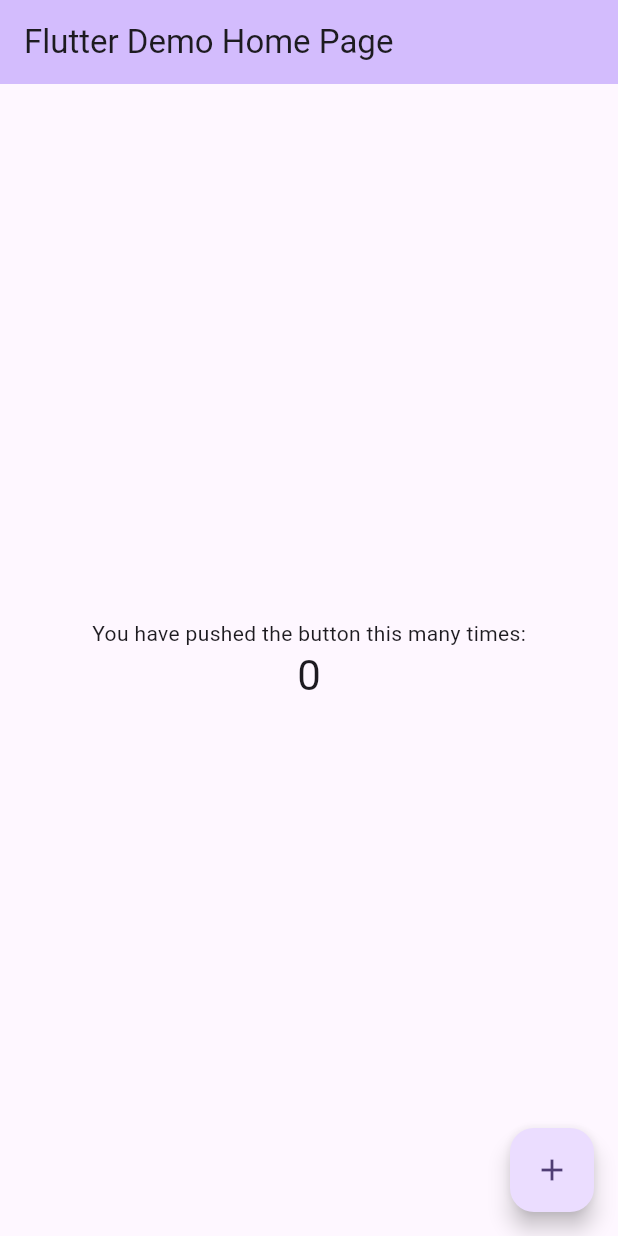
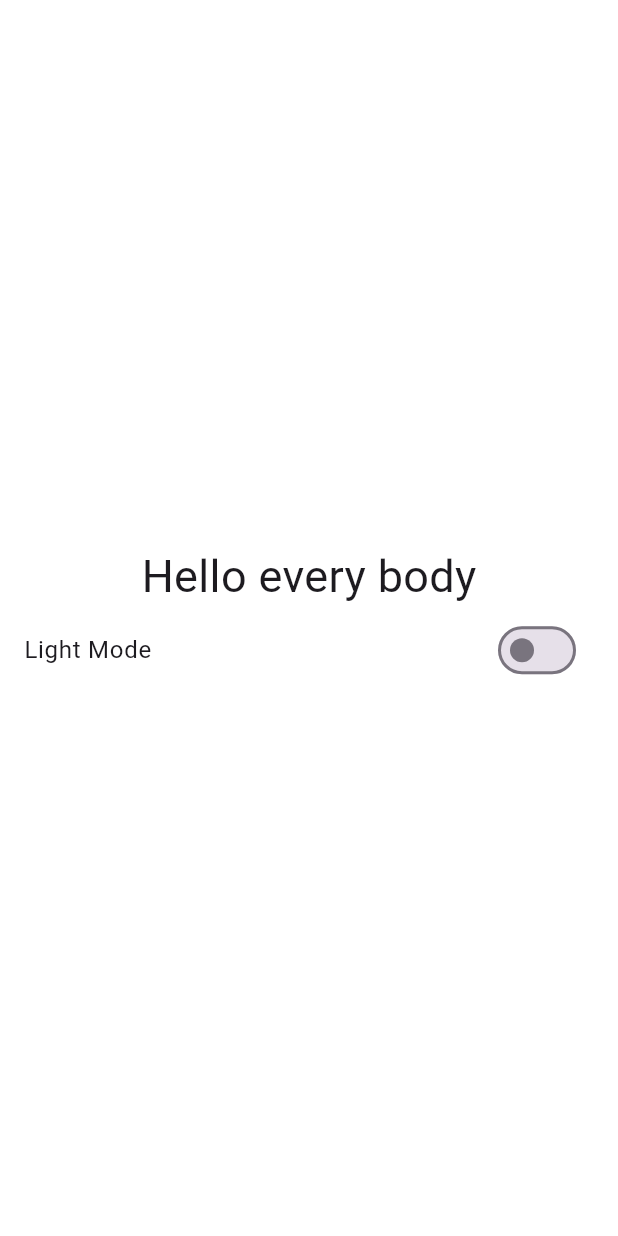
Before and after one commit to MoazMohamedHamzaGaber/admin, a Flutter app: the screen it shows after launch, on a phone screen of 412 x 824 dp. Run offline on Flutter 3.47's test engine with Material 3 defaults, Android fonts, the phone set to English and light mode, and no system bars; our stand-ins replace firebase_core, flutter_bloc, shared_preferences; accounts and stored records are empty.

Commit message:
Create dark and light theme

```diff
--- /dev/null
+++ b/lib/core/utils/color_const.dart
@@ -0,0 +1,9 @@
+import 'package:flutter/material.dart';
+
+class AppColor{
+  static const Color lightScaffoldColor = Colors.white;
+  static const Color lightPrimary = Color(0xFF181059);
+  static const Color lightCardColor = Color.fromARGB(106, 250, 250, 250);
+  static const Color darkScaffoldColor = Color.fromARGB(255, 9, 3, 27);
+  static const Color darkPrimary = Color.fromARGB(255, 94, 75, 236);
+}
--- /dev/null
+++ b/lib/core/utils/shared_preference.dart
@@ -0,0 +1,42 @@
+import 'package:shared_preferences/shared_preferences.dart';
+
+class SharedPreference
+{
+  static late SharedPreferences sharedPreferences;
+
+  static init()async
+  {
+    sharedPreferences=await SharedPreferences.getInstance();
+  }
+
+  static Future<bool>  saveData({
+    required String key,
+    required dynamic  value,
+  })async
+  {
+    if(value is String)
+    {
+      return await sharedPreferences.setString(key, value);
+    }
+    if(value is int)
+    {
+      return await sharedPreferences.setInt(key, value);
+    }
+    if(value is double)
+    {
+      return await sharedPreferences.setDouble(key, value);
+    }
+    return await sharedPreferences.setBool(key, value);
+  }
+
+  static dynamic  getData({
+    required String key,
+  })
+  {
+    return sharedPreferences.get(key);
+  }
+
+  static Future<bool> removeData({ required String key,})async{
+    return await sharedPreferences.remove(key);
+  }
+}
--- /dev/null
+++ b/lib/core/utils/theme_data.dart
@@ -0,0 +1,19 @@
+import 'package:admin/core/utils/color_const.dart';
+import 'package:flutter/material.dart';
+
+class Styles {
+  static ThemeData themeData({
+    required bool isDarkTheme,
+    required context,
+  }) {
+    return ThemeData(
+      appBarTheme: AppBarTheme(
+        backgroundColor: isDarkTheme ? AppColor.darkScaffoldColor : AppColor.lightScaffoldColor
+      ),
+      scaffoldBackgroundColor:
+      isDarkTheme ? AppColor.darkScaffoldColor : AppColor.lightScaffoldColor,
+    cardColor: isDarkTheme ? const Color.fromARGB(255, 13, 6, 37) : AppColor.lightCardColor,
+    brightness: isDarkTheme? Brightness.dark :Brightness.light,
+    );
+  }
+}
--- /dev/null
+++ b/lib/feature/Home/manage/cubit/cubit.dart
@@ -0,0 +1,19 @@
+import 'package:admin/core/utils/shared_preference.dart';
+import 'package:admin/feature/Home/manage/cubit/states.dart';
+import 'package:flutter_bloc/flutter_bloc.dart';
+
+class ThemeCubit extends Cubit<ThemeStates> {
+  ThemeCubit(bool initialTheme) : super(InitialThemeStates()) {
+    isDarkTheme = initialTheme;
+  }
+
+  static ThemeCubit get(context) => BlocProvider.of(context);
+
+  bool isDarkTheme = false;
+
+  void changeThemeMode() async {
+    isDarkTheme = !isDarkTheme;
+    await SharedPreference.saveData(key: 'Theme', value: isDarkTheme);
+    emit(ChangeThemeModeStates());
+  }
+}
--- /dev/null
+++ b/lib/feature/Home/manage/cubit/states.dart
@@ -0,0 +1,5 @@
+abstract class ThemeStates{}
+
+class InitialThemeStates extends ThemeStates{}
+
+class ChangeThemeModeStates extends ThemeStates{}
--- /dev/null
+++ b/lib/feature/Home/presentation/view/home_view.dart
@@ -0,0 +1,13 @@
+import 'package:admin/feature/Home/presentation/view/widgets/home_view_body.dart';
+import 'package:flutter/material.dart';
+
+class HomeView extends StatelessWidget {
+  const HomeView({super.key});
+
+  @override
+  Widget build(BuildContext context) {
+    return const Scaffold(
+      body: HomeViewBody(),
+    );
+  }
+}
--- /dev/null
+++ b/lib/feature/Home/presentation/view/widgets/home_view_body.dart
@@ -0,0 +1,35 @@
+import 'package:admin/core/utils/shared_preference.dart';
+import 'package:admin/feature/Home/manage/cubit/cubit.dart';
+import 'package:admin/feature/Home/manage/cubit/states.dart';
+import 'package:flutter/material.dart';
+import 'package:flutter_bloc/flutter_bloc.dart';
+
+class HomeViewBody extends StatelessWidget {
+  const HomeViewBody({super.key});
+
+  @override
+  Widget build(BuildContext context) {
+    return  BlocBuilder<ThemeCubit,ThemeStates>(
+      builder: (BuildContext context, state) {
+        var cubit=ThemeCubit.get(context);
+        return Column(
+          mainAxisAlignment: MainAxisAlignment.center,
+          children: [
+            const Text('Hello every body',
+              style: TextStyle(
+                  fontSize: 30
+              ),
+            ),
+            SwitchListTile(
+              title:cubit.isDarkTheme? const Text('Dark Mode'):const Text('Light Mode'),
+              value:cubit.isDarkTheme? true :false,
+              onChanged: (value){
+                  cubit.changeThemeMode();
+              },
+            ),
+          ],
+        );
+      },
+    );
+  }
+}
--- a/lib/main.dart
+++ b/lib/main.dart
@@ -1,132 +1,46 @@
+import 'package:admin/core/utils/shared_preference.dart';
+import 'package:admin/core/utils/theme_data.dart';
+import 'package:admin/feature/Home/manage/cubit/cubit.dart';
+import 'package:admin/feature/Home/manage/cubit/states.dart';
+import 'package:admin/feature/Home/presentation/view/home_view.dart';
 import 'package:firebase_core/firebase_core.dart';
 import 'package:flutter/material.dart';
+import 'package:flutter_bloc/flutter_bloc.dart';
 
 import 'firebase_options.dart';
 
 void main() async{
   WidgetsFlutterBinding.ensureInitialized();
+  await SharedPreference.init();
   await Firebase.initializeApp(
     options: DefaultFirebaseOptions.currentPlatform,
   );
-  runApp(const MyApp());
+  final isDarkTheme = await SharedPreference.getData(key: 'Theme') ?? false;
+
+  runApp(MyApp(isDarkTheme: isDarkTheme,));
 }
 
 class MyApp extends StatelessWidget {
-  const MyApp({super.key});
+  const MyApp({super.key, required this.isDarkTheme});
 
+  final bool isDarkTheme;
   // This widget is the root of your application.
   @override
   Widget build(BuildContext context) {
-    return MaterialApp(
-      title: 'Flutter Demo',
-      theme: ThemeData(
-        // This is the theme of your application.
-        //
-        // TRY THIS: Try running your application with "flutter run". You'll see
-        // the application has a purple toolbar. Then, without quitting the app,
-        // try changing the seedColor in the colorScheme below to Colors.green
-        // and then invoke "hot reload" (save your changes or press the "hot
-        // reload" button in a Flutter-supported IDE, or press "r" if you used
-        // the command line to start the app).
-        //
-        // Notice that the counter didn't reset back to zero; the application
-        // state is not lost during the reload. To reset the state, use hot
-        // restart instead.
-        //
-        // This works for code too, not just values: Most code changes can be
-        // tested with just a hot reload.
-        colorScheme: ColorScheme.fromSeed(seedColor: Colors.deepPurple),
-        useMaterial3: true,
+    return  MultiBlocProvider(
+      providers: [
+        BlocProvider(create: (BuildContext context)=>ThemeCubit(isDarkTheme),),
+      ],
+      child: BlocBuilder<ThemeCubit,ThemeStates>(
+        builder: (BuildContext context, state) {
+          return MaterialApp(
+            debugShowCheckedModeBanner: false,
+            title: 'Shopsmart Admin',
+            theme: Styles.themeData(isDarkTheme: ThemeCubit.get(context).isDarkTheme, context: context),
+            home: const HomeView(),
+          );
+        },
       ),
-      home: const MyHomePage(title: 'Flutter Demo Home Page'),
     );
   }
 }
-
-class MyHomePage extends StatefulWidget {
-  const MyHomePage({super.key, required this.title});
-
-  // This widget is the home page of your application. It is stateful, meaning
-  // that it has a State object (defined below) that contains fields that affect
-  // how it looks.
-
-  // This class is the configuration for the state. It holds the values (in this
-  // case the title) provided by the parent (in this case the App widget) and
-  // used by the build method of the State. Fields in a Widget subclass are
-  // always marked "final".
-
-  final String title;
-
-  @override
-  State<MyHomePage> createState() => _MyHomePageState();
-}
-
-class _MyHomePageState extends State<MyHomePage> {
-  int _counter = 0;
-
-  void _incrementCounter() {
-    setState(() {
-      // This call to setState tells the Flutter framework that something has
-      // changed in this State, which causes it to rerun the build method below
-      // so that the display can reflect the updated values. If we changed
-      // _counter without calling setState(), then the build method would not be
-      // called again, and so nothing would appear to happen.
-      _counter++;
-    });
-  }
-
-  @override
-  Widget build(BuildContext context) {
-    // This method is rerun every time setState is called, for instance as done
-    // by the _incrementCounter method above.
-    //
-    // The Flutter framework has been optimized to make rerunning build methods
-    // fast, so that you can just rebuild anything that needs updating rather
-    // than having to individually change instances of widgets.
-    return Scaffold(
-      appBar: AppBar(
-        // TRY THIS: Try changing the color here to a specific color (to
-        // Colors.amber, perhaps?) and trigger a hot reload to see the AppBar
-        // change color while the other colors stay the same.
-        backgroundColor: Theme.of(context).colorScheme.inversePrimary,
-        // Here we take the value from the MyHomePage object that was created by
-        // the App.build method, and use it to set our appbar title.
-        title: Text(widget.title),
-      ),
-      body: Center(
-        // Center is a layout widget. It takes a single child and positions it
-        // in the middle of the parent.
-        child: Column(
-          // Column is also a layout widget. It takes a list of children and
-          // arranges them vertically. By default, it sizes itself to fit its
-          // children horizontally, and tries to be as tall as its parent.
-          //
-          // Column has various properties to control how it sizes itself and
-          // how it positions its children. Here we use mainAxisAlignment to
-          // center the children vertically; the main axis here is the vertical
-          // axis because Columns are vertical (the cross axis would be
-          // horizontal).
-          //
-          // TRY THIS: Invoke "debug painting" (choose the "Toggle Debug Paint"
-          // action in the IDE, or press "p" in the console), to see the
-          // wireframe for each widget.
-          mainAxisAlignment: MainAxisAlignment.center,
-          children: <Widget>[
-            const Text(
-              'You have pushed the button this many times:',
-            ),
-            Text(
-              '$_counter',
-              style: Theme.of(context).textTheme.headlineMedium,
-            ),
-          ],
-        ),
-      ),
-      floatingActionButton: FloatingActionButton(
-        onPressed: _incrementCounter,
-        tooltip: 'Increment',
-        child: const Icon(Icons.add),
-      ), // This trailing comma makes auto-formatting nicer for build methods.
-    );
-  }
-}
--- a/pubspec.yaml
+++ b/pubspec.yaml
@@ -36,6 +36,8 @@ dependencies:
   # Use with the CupertinoIcons class for iOS style icons.
   cupertino_icons: ^1.0.6
   firebase_core: ^2.24.0
+  flutter_bloc: ^8.1.6
+  shared_preferences:
 
 dev_dependencies:
   flutter_test:
```
Also changed, not shown: pubspec.lock, 1 other file.
